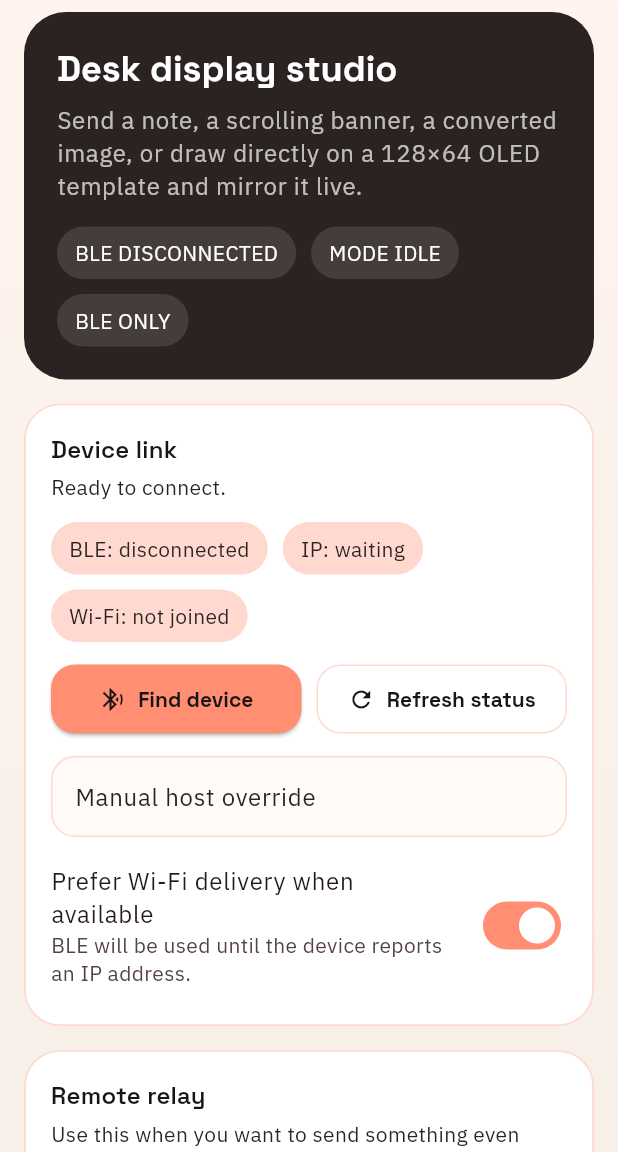
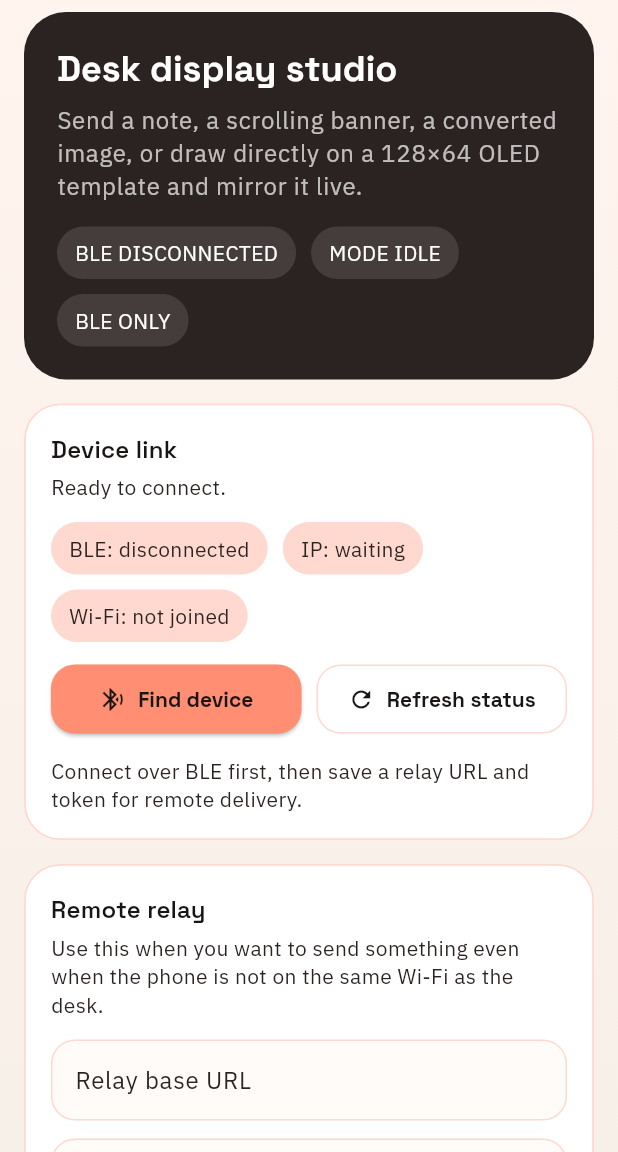
Before and after one commit to Predatuh/Desk-Companion, a Flutter app: the screen it shows after launch, on a phone screen of 412 x 824 dp, the part 84-1236 px from its top. Run offline on Flutter 3.47's test engine with Material 3 defaults, Android fonts, the phone set to English and light mode, and no system bars; our stand-ins replace file_picker, flutter_blue_plus, google_fonts.

Commit message:
Switch device flow to BLE and relay

```diff
--- a/lib/screens/desk_companion_studio_screen.dart
+++ b/lib/screens/desk_companion_studio_screen.dart
@@ -21,7 +21,6 @@ class DeskCompanionStudioScreen extends StatefulWidget {
 class _DeskCompanionStudioScreenState extends State<DeskCompanionStudioScreen> {
   final _wifiSsidController = TextEditingController();
   final _wifiPasswordController = TextEditingController();
-  final _hostController = TextEditingController();
   final _relayUrlController = TextEditingController();
   final _deviceTokenController = TextEditingController();
   final _noteController = TextEditingController();
@@ -29,7 +28,6 @@ class _DeskCompanionStudioScreenState extends State<DeskCompanionStudioScreen> {
 
   CompanionImagePayload? _selectedImage;
   Uint8List _drawBitmap = Uint8List(OledBitmapCodec.byteLength);
-  bool _preferHttp = true;
   bool _invertImage = false;
   bool _showGrid = true;
   bool _liveDraw = false;
@@ -42,7 +40,6 @@ class _DeskCompanionStudioScreenState extends State<DeskCompanionStudioScreen> {
   void dispose() {
     _wifiSsidController.dispose();
     _wifiPasswordController.dispose();
-    _hostController.dispose();
     _relayUrlController.dispose();
     _deviceTokenController.dispose();
     _noteController.dispose();
@@ -55,17 +52,11 @@ class _DeskCompanionStudioScreenState extends State<DeskCompanionStudioScreen> {
   Widget build(BuildContext context) {
     final controller = context.watch<DeskCompanionController>();
 
-    _syncController(_hostController, controller.manualHost);
     _syncController(_relayUrlController, controller.relayBaseUrl);
     _syncController(_deviceTokenController, controller.deviceToken);
 
-    final canUseHttp = controller.hasHttpTarget;
     final canUseRelay = controller.hasRelayTarget;
-    final transportHint = _preferHttp && canUseHttp
-        ? 'Wi-Fi first, relay or BLE fallback'
-        : canUseRelay
-            ? 'Relay or BLE'
-            : 'BLE only';
+    final transportHint = canUseRelay ? 'Relay or BLE' : 'BLE only';
 
     return Scaffold(
       appBar: AppBar(title: const Text('Desk Companion')),
@@ -153,25 +144,11 @@ class _DeskCompanionStudioScreenState extends State<DeskCompanionStudioScreen> {
                         ],
                       ),
                       const SizedBox(height: 14),
-                      TextField(
-                        controller: _hostController,
-                        onChanged: controller.updateManualHost,
-                        decoration: const InputDecoration(
-                          labelText: 'Manual host override',
-                          hintText: '192.168.1.88 or http://desk.local',
-                        ),
-                      ),
-                      const SizedBox(height: 10),
-                      SwitchListTile.adaptive(
-                        contentPadding: EdgeInsets.zero,
-                        title: const Text('Prefer Wi-Fi delivery when available'),
-                        subtitle: Text(canUseHttp
-                            ? 'Current host is ready for HTTP commands.'
-                            : canUseRelay
-                                ? 'Relay is configured, so remote commands can still queue.'
-                                : 'BLE will be used until the device reports an IP address.'),
-                        value: _preferHttp,
-                        onChanged: (value) => setState(() => _preferHttp = value),
+                      Text(
+                        canUseRelay
+                            ? 'This build uses BLE for setup and relay for remote delivery.'
+                            : 'Connect over BLE first, then save a relay URL and token for remote delivery.',
+                        style: Theme.of(context).textTheme.bodyMedium,
                       ),
                     ],
                   ),
@@ -187,7 +164,7 @@ class _DeskCompanionStudioScreenState extends State<DeskCompanionStudioScreen> {
                         onChanged: controller.updateRelayBaseUrl,
                         decoration: const InputDecoration(
                           labelText: 'Relay base URL',
-                          hintText: 'https://your-server.example.com',
+                          hintText: 'http://your-server.example.com',
                         ),
                       ),
                       const SizedBox(height: 12),
@@ -204,8 +181,7 @@ class _DeskCompanionStudioScreenState extends State<DeskCompanionStudioScreen> {
                         children: [
                           Expanded(
                             child: ElevatedButton.icon(
-                              onPressed: controller.busy ||
-                                      (!controller.isBleConnected && !controller.hasHttpTarget)
+                              onPressed: controller.busy || !controller.isBleConnected
                                   ? null
                                   : () => _saveRelay(controller),
                               icon: const Icon(Icons.cloud_done_outlined),
@@ -291,7 +267,7 @@ class _DeskCompanionStudioScreenState extends State<DeskCompanionStudioScreen> {
                               onPressed: controller.busy
                                   ? null
                                   : () => _perform(
-                                        () => controller.clearDisplay(preferHttp: _preferHttp),
+                                        () => controller.clearDisplay(),
                                         success: 'Display cleared.',
                                       ),
                               icon: const Icon(Icons.cleaning_services_outlined),
@@ -618,8 +594,7 @@ class _DeskCompanionStudioScreenState extends State<DeskCompanionStudioScreen> {
         return;
       }
       context.read<DeskCompanionController>().sendLiveBitmap(
-            _drawBitmap,
-            preferHttp: _preferHttp,
+        _drawBitmap,
           );
     });
   }
@@ -646,7 +621,7 @@ class _DeskCompanionStudioScreenState extends State<DeskCompanionStudioScreen> {
 
   Future<void> _sendNote(DeskCompanionController controller) async {
     await _perform(
-      () => controller.sendNote(_noteController.text.trim(), preferHttp: _preferHttp),
+      () => controller.sendNote(_noteController.text.trim()),
       success: 'Note delivered.',
     );
   }
@@ -656,7 +631,6 @@ class _DeskCompanionStudioScreenState extends State<DeskCompanionStudioScreen> {
       () => controller.sendBanner(
         _bannerController.text.trim(),
         speed: _bannerSpeed.round(),
-        preferHttp: _preferHttp,
       ),
       success: 'Banner started.',
     );
@@ -668,7 +642,7 @@ class _DeskCompanionStudioScreenState extends State<DeskCompanionStudioScreen> {
       name: 'oled_drawing',
     );
     await _perform(
-      () => controller.sendImage(payload, preferHttp: _preferHttp),
+      () => controller.sendImage(payload),
       success: 'Drawing delivered.',
     );
   }
@@ -680,7 +654,7 @@ class _DeskCompanionStudioScreenState extends State<DeskCompanionStudioScreen> {
     }
 
     await _perform(
-      () => controller.sendImage(payload, preferHttp: _preferHttp),
+      () => controller.sendImage(payload),
       success: 'Image delivered.',
     );
   }
```
Also changed, not shown: lib/providers/desk_companion_controller.dart (+16 -114 lines), 2 other files.
